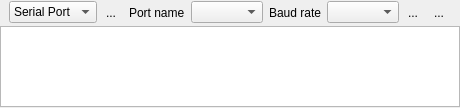
Before: the Qt Designer form gui/qkconnectwidget.ui in QkThings/qkdaemon_old, drawn with Qt 5.
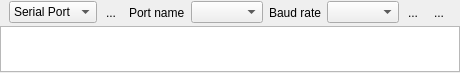
After: the same form once the commit is applied. Icons and pictures are not drawn. Custom widgets are drawn as their Qt base class.

Patch:
```diff
--- a/gui/qkconnectwidget.ui
+++ b/gui/qkconnectwidget.ui
@@ -7,7 +7,7 @@
     <x>0</x>
     <y>0</y>
     <width>444</width>
-    <height>108</height>
+    <height>73</height>
    </rect>
   </property>
   <property name="windowTitle">
@@ -252,7 +252,7 @@
      <property name="minimumSize">
       <size>
        <width>0</width>
-       <height>80</height>
+       <height>45</height>
       </size>
      </property>
      <property name="editTriggers">
```
Left out of the diff: 8 changed lines with no effect on the pictures.
